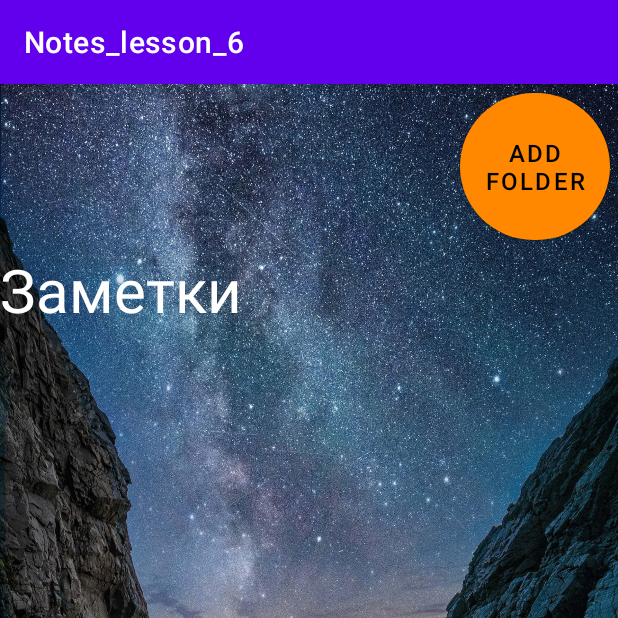
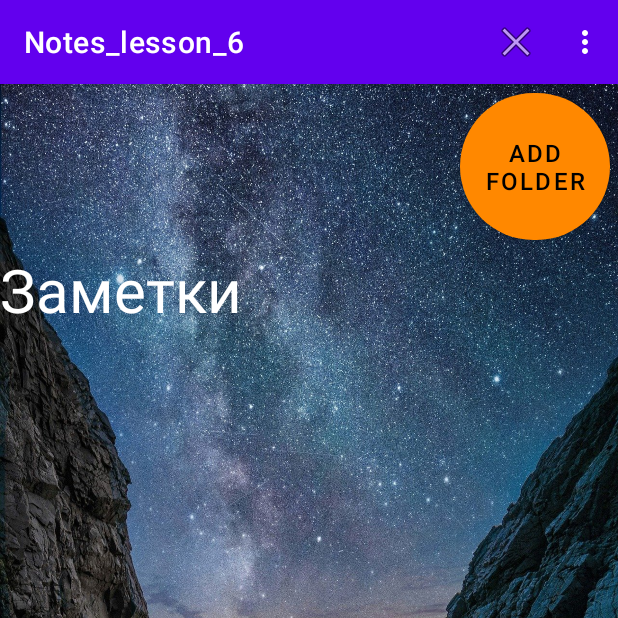
Before and after one commit to Nikita0093/Notes_lesson_6, an Android app: the screen it shows after launch (MainActivity), on a phone screen of 412 x 824 dp, the top half of it. Run offline under Robolectric (Android 15) with nearby library versions, the phone set to English and light mode, and no system bars.

Commit message:
Урок 8 - Добавили меню

```diff
--- a/app/src/main/java/com/example/notes_lesson_6/MainActivity.java
+++ b/app/src/main/java/com/example/notes_lesson_6/MainActivity.java
@@ -1,9 +1,12 @@
 package com.example.notes_lesson_6;
 
+import androidx.annotation.NonNull;
 import androidx.appcompat.app.AppCompatActivity;
 import androidx.fragment.app.Fragment;
 
 import android.os.Bundle;
+import android.view.Menu;
+import android.view.MenuItem;
 
 public class MainActivity extends AppCompatActivity {
 
@@ -19,6 +22,26 @@ public class MainActivity extends AppCompatActivity {
     }
 
     @Override
+    public boolean onCreateOptionsMenu(Menu menu) {
+        getMenuInflater().inflate(R.menu.menu,menu);
+        return super.onCreateOptionsMenu(menu);
+    }
+
+    @Override
+    public boolean onOptionsItemSelected(@NonNull MenuItem item) {
+        switch (item.getItemId()){
+            case (R.id.action_about):{
+                return true;
+            }
+            case (R.id.action_exit):{
+                finish();
+            }
+
+        }
+        return super.onOptionsItemSelected(item);
+    }
+
+    @Override
     protected void onResume() {
         super.onResume();
         Fragment backStackFragment = (Fragment) getSupportFragmentManager().findFragmentById(R.id.Names);
--- /dev/null
+++ b/app/src/main/res/menu/menu.xml
@@ -0,0 +1,16 @@
+<?xml version="1.0" encoding="utf-8"?>
+<menu xmlns:android="http://schemas.android.com/apk/res/android"
+    xmlns:app="http://schemas.android.com/apk/res-auto">
+    <item
+        android:id="@+id/action_about"
+        android:title="About"
+        app:showAsAction="never"></item>
+    <item
+        android:id="@+id/action_exit"
+        android:icon="@android:drawable/ic_menu_close_clear_cancel"
+        android:title="Exit"
+        app:showAsAction="always">
+
+    </item>
+
+</menu>
```
